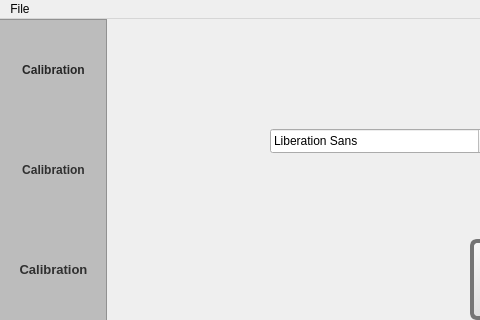
This is mainwindow.ui in amaelo/QMotorTest as Qt 5 draws it before an edit; both pictures show x 0 to 480 and y 0 to 320 of the 870 by 644 pixel window. The edited form follows.
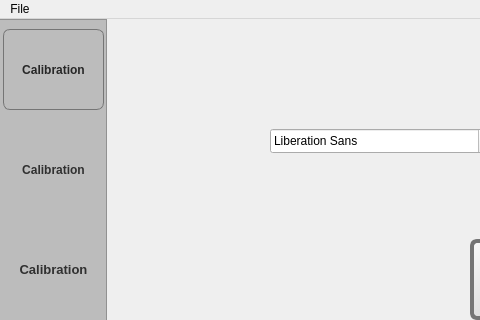
This is the edited form. Icons and pictures are not drawn.

```diff
--- a/mainwindow.ui
+++ b/mainwindow.ui
@@ -54,7 +54,9 @@
       </font>
      </property>
      <property name="styleSheet">
-      <string notr="true">color: rgb(39, 39, 39);</string>
+      <string notr="true">color: rgb(39, 39, 39);
+border: 1px solid rgb(117, 117, 117); 
+border-radius: 7px;</string>
      </property>
      <property name="text">
       <string>Calibration</string>
```
Left out of the diff: 2 changed lines with no effect on the pictures.
